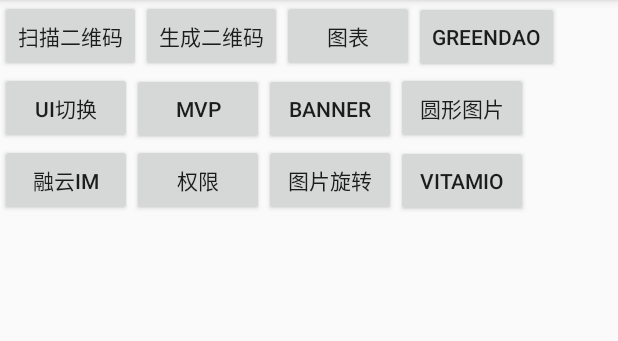
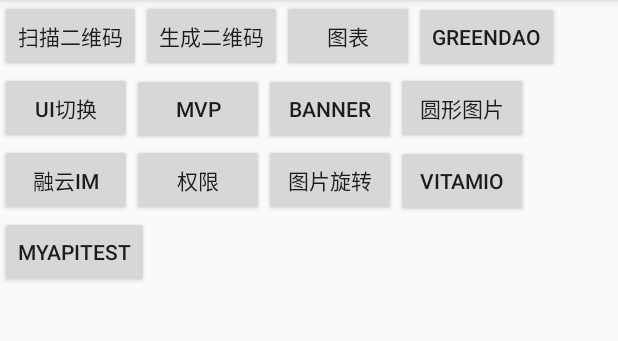
Before and after one commit to Fgfj/Retrofittest, an Android app: the screen it shows after launch (Erweimacode), on a phone screen of 412 x 824 dp, the part 84-425 px from its top. Run offline under Robolectric (Android 15) with nearby library versions, the phone set to English and light mode, and no system bars; our stand-ins replace Picasso; libraries missing offline, so code that uses them is left out: com.stx.xhb, io.rong.imkit, io.rong.imlib, io.rong.message; pictures from the network do not load; 5 statements that could not run were skipped.

Commit message:
myapitest

```diff
--- a/app/src/main/AndroidManifest.xml
+++ b/app/src/main/AndroidManifest.xml
@@ -131,14 +131,15 @@
 
         <activity android:name="testvh.yz.com.Perssion.PER_Act" />
         <activity android:name="testvh.yz.com.Animation.Traslation_Act" />
-        <activity android:name="testvh.yz.com.VitamioTest.Vita_ActTest"></activity>
-        <!--vitamio 视频第三方框架-->
+        <activity android:name="testvh.yz.com.VitamioTest.Vita_ActTest" />
+        <!-- vitamio 视频第三方框架 -->
         <activity
             android:name="io.vov.vitamio.activity.InitActivity"
             android:configChanges="orientation|screenSize|smallestScreenSize|keyboard|keyboardHidden|navigation"
             android:launchMode="singleTop"
             android:theme="@android:style/Theme.NoTitleBar"
             android:windowSoftInputMode="stateAlwaysHidden" />
+        <activity android:name="testvh.yz.com.MyservletApitest.Apitest_Act"></activity>
     </application>
 
 </manifest>
--- a/app/src/main/java/testvh/yz/com/retrofittest/Erweimacode.java
+++ b/app/src/main/java/testvh/yz/com/retrofittest/Erweimacode.java
@@ -34,6 +34,7 @@ import java.util.List;
 import testvh.yz.com.Animation.Traslation_Act;
 import testvh.yz.com.Banner.BannerAct;
 import testvh.yz.com.Cirleroundview.Charttest;
+import testvh.yz.com.MyservletApitest.Apitest_Act;
 import testvh.yz.com.Perssion.PER_Act;
 import testvh.yz.com.RongyunIM.Rongyun_Act;
 import testvh.yz.com.RoundingImangeview.Roundimage;
@@ -71,7 +72,7 @@ public class Erweimacode extends AppCompatActivity {
     //扫描二维码
     public void go(View view) {
         Intent intentthiss = new Intent(this,CaptureActivity.class);
-        startActivityForResult(intentthiss,REQUEST_CODE);
+        startActivityForResult(intentthiss, REQUEST_CODE);
     }
 
     public void 去自定义图表(View view) {
@@ -100,6 +101,8 @@ public class Erweimacode extends AppCompatActivity {
     public void 图片旋转(View view) {startActivity(new Intent(this, Traslation_Act.class));
     }
     public void GoVitamio(View view) {startActivity(new Intent(this, Vita_ActTest.class));
+    }
+    public void Goapitest(View view) {startActivity(new Intent(this, Apitest_Act.class));
     }
     @Override
     protected void onResume() {
--- a/app/src/main/res/layout/activity_erweimacode.xml
+++ b/app/src/main/res/layout/activity_erweimacode.xml
@@ -80,6 +80,16 @@
             android:layout_width="wrap_content"
             android:layout_height="wrap_content" />
     </LinearLayout>
+    <LinearLayout
+        android:layout_width="match_parent"
+        android:layout_height="wrap_content"
+        android:orientation="horizontal">
+        <Button
+            android:onClick="Goapitest"
+            android:text="myapitest"
+            android:layout_width="wrap_content"
+            android:layout_height="wrap_content" />
+    </LinearLayout>
 
     <ImageView
         android:id="@+id/imageerweima"
```
Also changed, not shown: app/src/main/java/testvh/yz/com/MyservletApitest/Apitest_Act.java (added, +31 -0 lines), app/src/main/res/layout/activity_apitest_.xml (added, +16 -0 lines).
